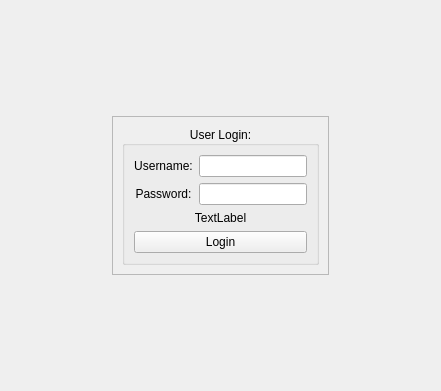
lansdon/cpts483_drc, file drc/gui/loginform.ui: the form before one commit.
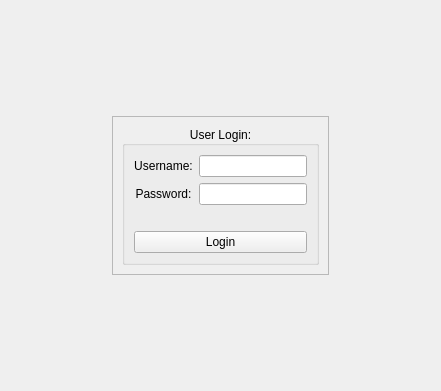
The form after the commit.

Commit message: Mediator Process Form - Adds toolbar button to open/close recent records. Bigger font for toolbox titles. Manager area added (as per discussion w/ Anne.)

```diff
--- a/drc/gui/loginform.ui
+++ b/drc/gui/loginform.ui
@@ -74,7 +74,7 @@
          <item row="5" column="0" colspan="2">
           <widget class="QLabel" name="statusLabel">
            <property name="text">
-            <string>TextLabel</string>
+            <string>&lt;Super Helpful Status Message&gt;</string>
            </property>
            <property name="alignment">
             <set>Qt::AlignCenter</set>
```
The commit also changes 5 other files.
